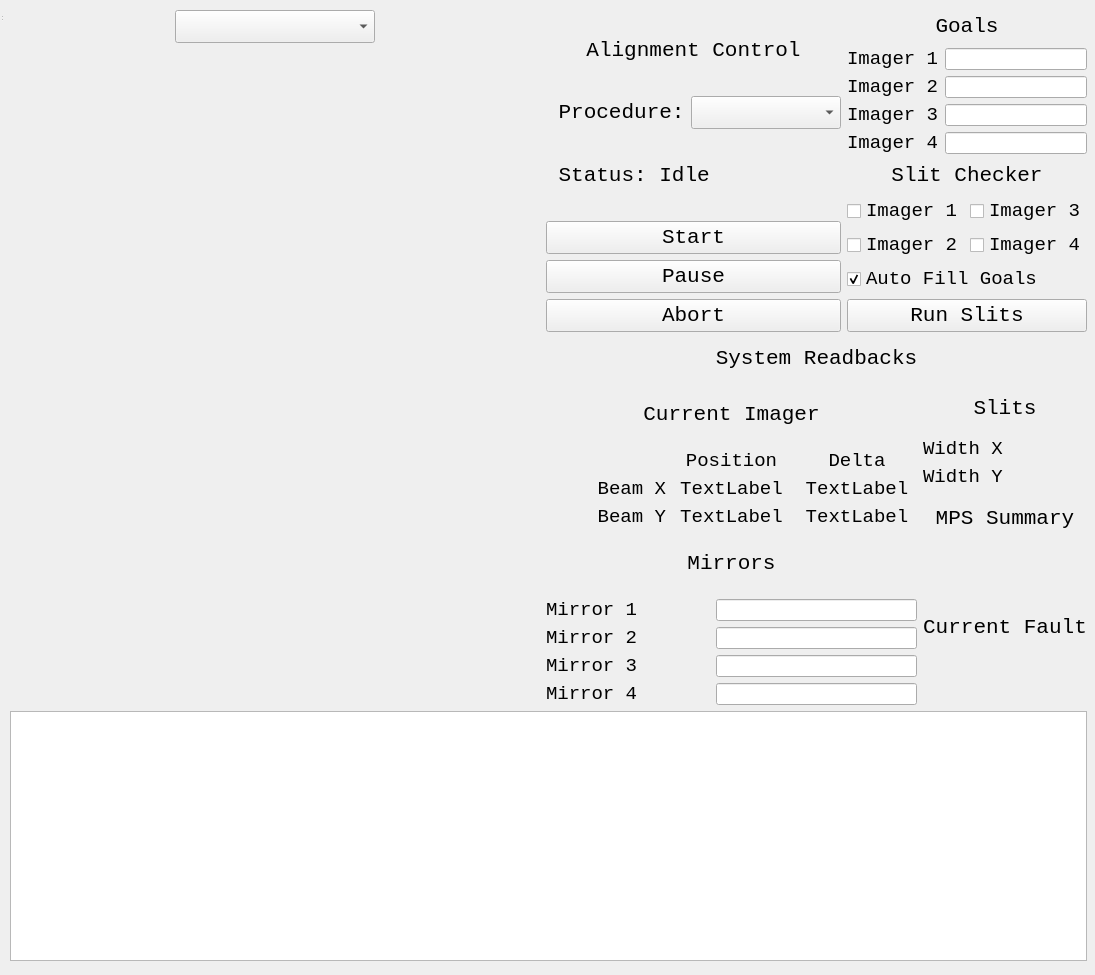
This is skywalker/skywalker_gui.ui in slaclab/skywalker as Qt 5 draws it before an edit. The edited form follows.
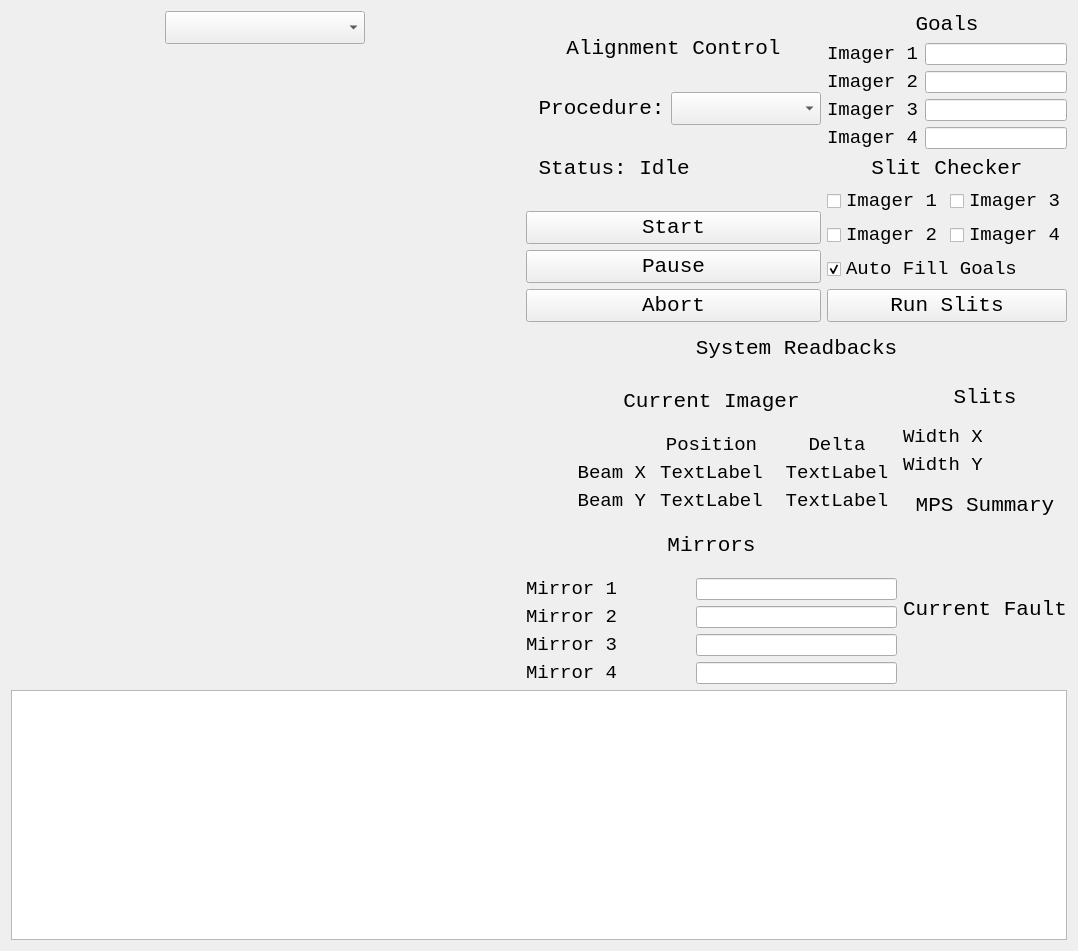
This is the edited form. Custom widgets are drawn as their Qt base class.

Commit message: ENH: layout such that it dynamically expands/contracts

What changed in the file:
```diff
--- a/skywalker/skywalker_gui.ui
+++ b/skywalker/skywalker_gui.ui
@@ -6,31 +6,15 @@
    <rect>
     <x>0</x>
     <y>0</y>
-    <width>1095</width>
-    <height>975</height>
+    <width>1078</width>
+    <height>951</height>
    </rect>
   </property>
   <property name="windowTitle">
    <string>Skywalker</string>
   </property>
-  <widget class="QWidget" name="centralwidget" native="true">
-   <property name="geometry">
-    <rect>
-     <x>0</x>
-     <y>0</y>
-     <width>1097</width>
-     <height>971</height>
-    </rect>
-   </property>
-   <widget class="QWidget" name="verticalLayoutWidget">
-    <property name="geometry">
-     <rect>
-      <x>10</x>
-      <y>10</y>
-      <width>1077</width>
-      <height>951</height>
-     </rect>
-    </property>
+  <layout class="QGridLayout" name="gridLayout_2">
+   <item row="0" column="0">
     <layout class="QVBoxLayout" name="main_layout">
      <property name="sizeConstraint">
       <enum>QLayout::SetDefaultConstraint</enum>
@@ -1185,18 +1169,8 @@
       </widget>
      </item>
     </layout>
-   </widget>
-  </widget>
-  <widget class="QStatusBar" name="statusbar">
-   <property name="geometry">
-    <rect>
-     <x>0</x>
-     <y>0</y>
-     <width>3</width>
-     <height>22</height>
-    </rect>
-   </property>
-  </widget>
+   </item>
+  </layout>
  </widget>
  <customwidgets>
   <customwidget>
```
